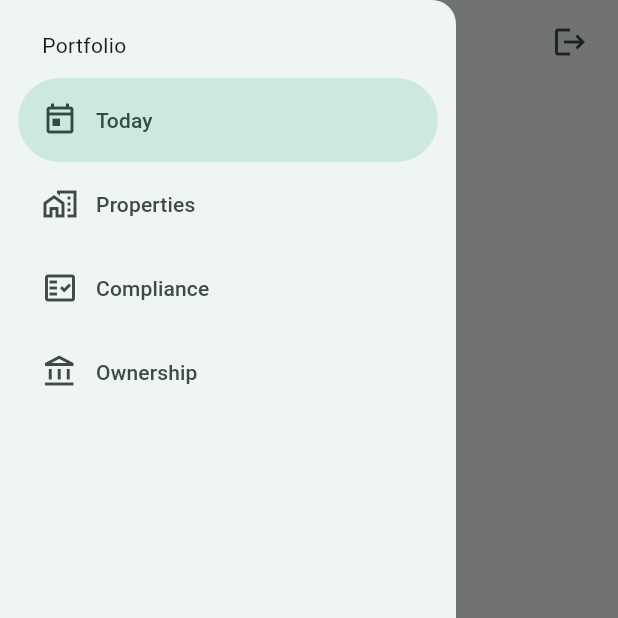
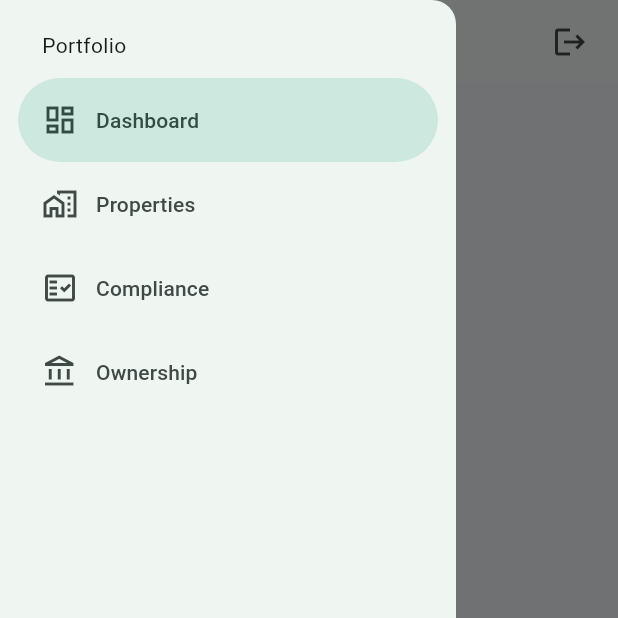
Before and after one commit to KalMacBron/PropertyOSUK, a Flutter app: the _AppShell screen opened directly with empty values, with the side drawer open, on a phone screen of 412 x 824 dp, the top half of it. Run offline on Flutter 3.47's test engine with Material 3 defaults, Android fonts, the phone set to English and light mode, and no system bars; our stand-ins replace file_picker, flutter_riverpod, go_router, supabase_flutter; accounts and stored records are empty.

Commit message:
Make compliance dashboard the landing view

```diff
--- a/lib/app/router.dart
+++ b/lib/app/router.dart
@@ -3,18 +3,22 @@ import 'package:flutter_riverpod/flutter_riverpod.dart';
 import 'package:go_router/go_router.dart';
 import 'package:property_os/core/database/supabase_provider.dart';
 import 'package:property_os/features/auth/data/auth_repository.dart';
+import 'package:property_os/features/compliance/presentation/compliance_record_screen.dart';
 import 'package:property_os/features/compliance/presentation/compliance_register_screen.dart';
 import 'package:property_os/features/ownership/presentation/ownership_entities_screen.dart';
 import 'package:property_os/features/properties/presentation/properties_screen.dart';
-import 'package:property_os/features/today/presentation/today_screen.dart';
+import 'package:property_os/features/today/presentation/compliance_dashboard_screen.dart';
 
 final propertyOsRouter = GoRouter(
-  initialLocation: '/compliance',
+  initialLocation: '/today',
   routes: [
     ShellRoute(
       builder: (context, state, child) => _AppShell(child: child),
       routes: [
-        GoRoute(path: '/today', builder: (_, __) => const TodayScreen()),
+        GoRoute(
+          path: '/today',
+          builder: (_, __) => const ComplianceDashboardScreen(),
+        ),
         GoRoute(
           path: '/properties',
           builder: (_, __) => const PropertiesScreen(),
@@ -22,6 +26,13 @@ final propertyOsRouter = GoRouter(
         GoRoute(
           path: '/compliance',
           builder: (_, __) => const ComplianceRegisterScreen(),
+        ),
+        GoRoute(
+          path: '/compliance-record/:propertyId/:requirementId',
+          builder: (_, state) => ComplianceRecordScreen(
+            propertyId: state.pathParameters['propertyId']!,
+            requirementId: state.pathParameters['requirementId']!,
+          ),
         ),
         GoRoute(
           path: '/ownership',
@@ -57,8 +68,8 @@ class _AppShell extends ConsumerWidget {
               child: Text('Portfolio'),
             ),
             const NavigationDrawerDestination(
-              icon: Icon(Icons.today_outlined),
-              label: Text('Today'),
+              icon: Icon(Icons.dashboard_outlined),
+              label: Text('Dashboard'),
             ),
             const NavigationDrawerDestination(
               icon: Icon(Icons.home_work_outlined),
```
